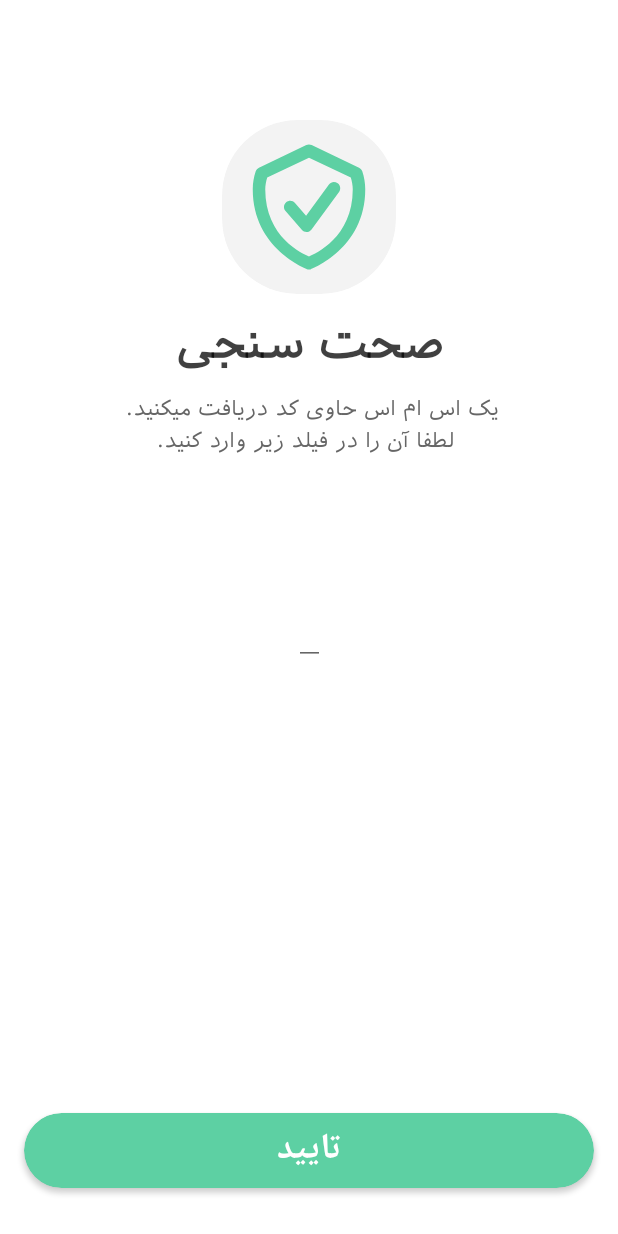
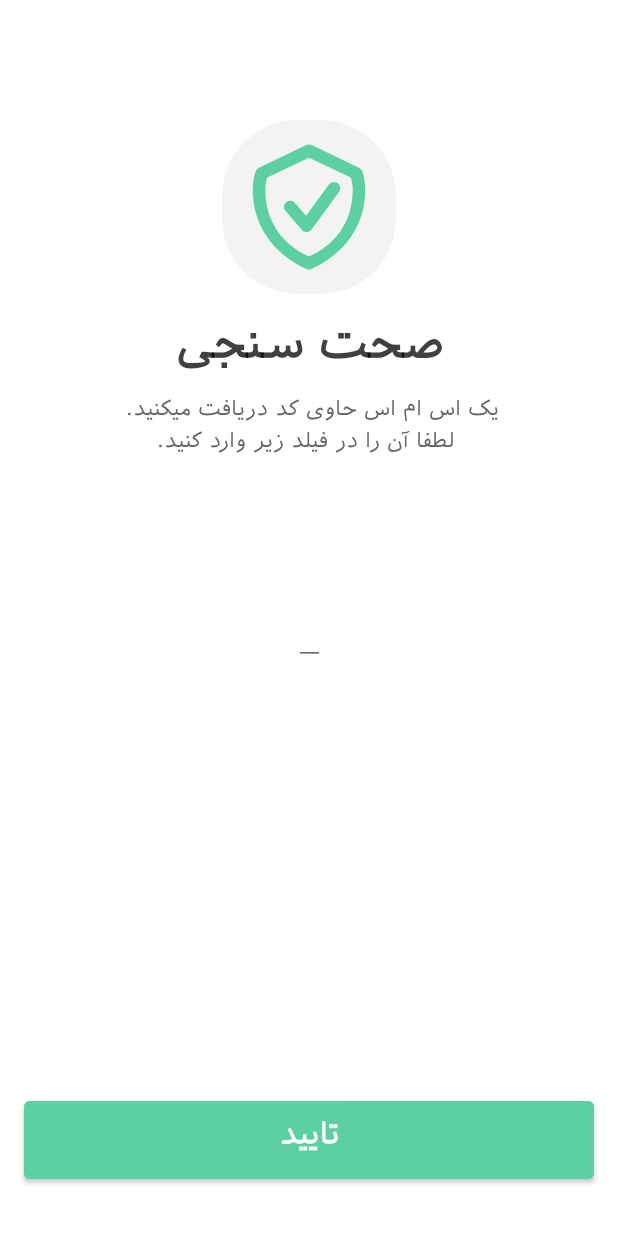
Before and after one commit to rozhiak/TODOApp, an Android app: the VerificationFragment screen opened through its navigation route, on a phone screen of 412 x 824 dp. Run offline under Robolectric (Android 15) with nearby library versions, the phone set to English and light mode, and no system bars; our stand-ins replace Room's generated code; libraries missing offline, so code that uses them is left out: com.github.razir.progressbutton; plain views replace VerifyCodeEditText; 2 statements that could not run were skipped.

Commit message:
Progress BTN in verification fragment

```diff
--- a/app/src/main/java/com/rmblack/todoapp/fragments/VerificationFragment.kt
+++ b/app/src/main/java/com/rmblack/todoapp/fragments/VerificationFragment.kt
@@ -1,6 +1,7 @@
 package com.rmblack.todoapp.fragments
 
 import android.content.Intent
+import android.graphics.Color
 import android.os.Bundle
 import androidx.fragment.app.Fragment
 import android.view.LayoutInflater
@@ -11,6 +12,8 @@ import androidx.lifecycle.ViewModel
 import androidx.lifecycle.ViewModelProvider
 import androidx.lifecycle.lifecycleScope
 import androidx.lifecycle.repeatOnLifecycle
+import com.github.razir.progressbutton.hideProgress
+import com.github.razir.progressbutton.showProgress
 import com.rmblack.todoapp.R
 import com.rmblack.todoapp.activities.MainActivity
 import com.rmblack.todoapp.activities.StarterActivity
@@ -51,8 +54,9 @@ class VerificationFragment : Fragment() {
     }
 
     private fun setOnClickListeners() {
-        binding.confirmCard.setOnClickListener {
+        binding.progressBtn.setOnClickListener {
             if (isCodeCompleted()) {
+                showProgressing()
                 viewLifecycleOwner.lifecycleScope.launch {
                     viewLifecycleOwner.repeatOnLifecycle(Lifecycle.State.STARTED) {
                         val response = viewModel.validateUser(binding.verifyCodeEditText.text)
@@ -60,11 +64,13 @@ class VerificationFragment : Fragment() {
                             val intent = Intent(requireContext(), MainActivity::class.java)
                             intent.addFlags(Intent.FLAG_ACTIVITY_NEW_TASK or Intent.FLAG_ACTIVITY_CLEAR_TASK)
                             startActivity(intent)
+                        } else {
+                            binding.progressBtn.hideProgress("تایید")
                         }
                     }
                 }
             } else {
-                //verification code is not completed by user
+                //TODO verification code is not completed by user
             }
         }
     }
@@ -75,6 +81,13 @@ class VerificationFragment : Fragment() {
         return true
     }
 
+    private fun showProgressing() {
+        binding.progressBtn.setPadding(0, 8, 20, 0)
+        binding.progressBtn.showProgress {
+            progressColor = Color.WHITE
+        }
+    }
+
     override fun onDestroy() {
         super.onDestroy()
         _binding = null
--- a/app/src/main/res/layout/fragment_verification.xml
+++ b/app/src/main/res/layout/fragment_verification.xml
@@ -77,28 +77,18 @@
         app:layout_constraintStart_toStartOf="parent"
         app:layout_constraintTop_toBottomOf="@+id/verification_hint_lable" />
 
-    <androidx.cardview.widget.CardView
-        android:id="@+id/confirm_card"
+    <com.google.android.material.button.MaterialButton
+        android:id="@+id/progress_btn"
         android:layout_width="match_parent"
-        android:layout_height="50sp"
+        android:layout_height="64dp"
         android:layout_marginHorizontal="16dp"
+        android:backgroundTint="@color/green"
+        android:fontFamily="@font/iranian_ans"
+        android:text="تایید"
+        android:textColor="@color/white"
+        android:textSize="20sp"
+        android:textStyle="bold"
         android:layout_marginBottom="32dp"
-        android:backgroundTint="@color/green"
-        app:cardCornerRadius="30sp"
-        app:layout_constraintBottom_toBottomOf="parent"
-        app:layout_constraintEnd_toEndOf="parent"
-        app:layout_constraintStart_toStartOf="parent">
-
-        <androidx.appcompat.widget.AppCompatTextView
-            android:layout_width="wrap_content"
-            android:layout_height="wrap_content"
-            android:layout_gravity="center"
-            android:text="تایید"
-            android:textAlignment="center"
-            android:textColor="@color/white"
-            android:textSize="24sp"
-            android:textStyle="bold" />
-
-    </androidx.cardview.widget.CardView>
+        app:layout_constraintBottom_toBottomOf="parent" />
 
 </androidx.constraintlayout.widget.ConstraintLayout>
```
